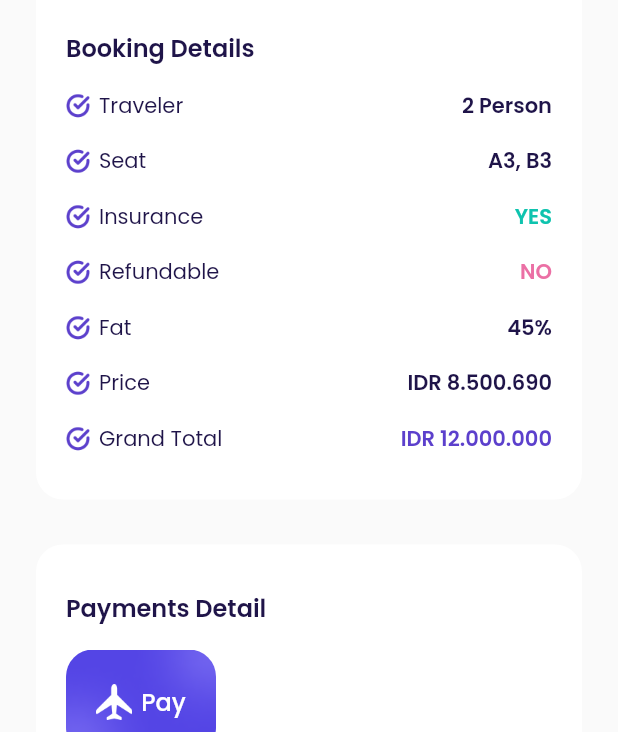
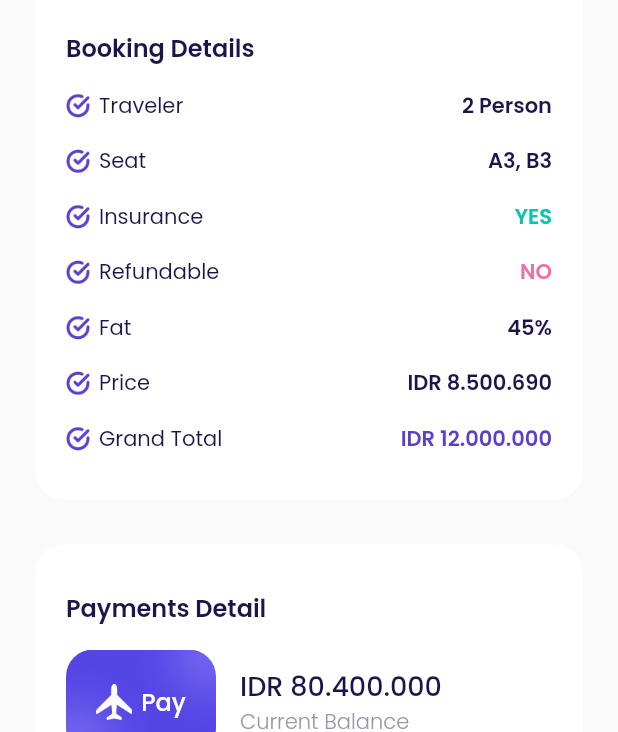
Before and after one commit to IJ4L/ticketing_airplane, a Flutter app: the CheckoutPage screen opened by its route, on a phone screen of 412 x 824 dp, the part 504-1236 px from its top. Run offline on Flutter 3.47's test engine with Material 2 defaults, Android fonts, the phone set to English and light mode, and no system bars; our stand-ins replace google_fonts.

Commit message:
update ui

```diff
--- a/lib/ui/pages/checkout_page.dart
+++ b/lib/ui/pages/checkout_page.dart
@@ -1,5 +1,6 @@
 import 'package:airplane/shared/theme.dart';
 import 'package:airplane/ui/widgets/booking_detail.dart';
+import 'package:airplane/ui/widgets/costume_button.dart';
 import 'package:flutter/material.dart';
 
 class CheckoutPage extends StatelessWidget {
@@ -231,7 +232,48 @@ class CheckoutPage extends StatelessWidget {
                       ),
                     ),
                   ),
+                  Container(
+                    margin: const EdgeInsets.only(left: 16),
+                    child: Column(
+                      crossAxisAlignment: CrossAxisAlignment.start,
+                      children: [
+                        Text(
+                          'IDR 80.400.000',
+                          style: blackTextStyle.copyWith(
+                            fontSize: 18,
+                            fontWeight: medium,
+                          ),
+                        ),
+                        Text(
+                          'Current Balance',
+                          style: greyTextStyle.copyWith(fontWeight: light),
+                        )
+                      ],
+                    ),
+                  ),
                 ],
+              ),
+            )
+          ],
+        ),
+      );
+    }
+
+    Widget playButton() {
+      return Container(
+        margin: const EdgeInsets.only(top: 30),
+        child: Column(
+          children: [
+            const CostumeButton(
+              title: 'Play Now',
+              route: '',
+              width: double.infinity,
+            ),
+            Container(
+              margin: const EdgeInsets.symmetric(vertical: 30),
+              child: Text(
+                'Terms and Conditions',
+                style: greyTextStyle.copyWith(fontSize: 16, fontWeight: light),
               ),
             )
           ],
@@ -246,6 +288,7 @@ class CheckoutPage extends StatelessWidget {
           route(),
           bookingDetails(),
           paymentDetails(),
+          playButton(),
         ],
       ),
     );
```
